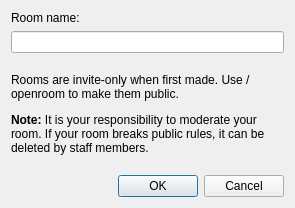
Above: code/flist_messenger/ui/makeroomdialog.ui from Dhwty/flist-messenger before the change. Below: the same form after it.
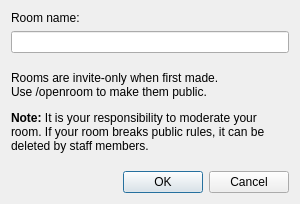
That is the form after the change.

Commit message: Fix the size of the make room dialog.

What changed in the file:
```diff
--- a/code/flist_messenger/ui/makeroomdialog.ui
+++ b/code/flist_messenger/ui/makeroomdialog.ui
@@ -9,16 +9,28 @@
    <rect>
     <x>0</x>
     <y>0</y>
-    <width>295</width>
+    <width>300</width>
     <height>204</height>
    </rect>
   </property>
   <property name="sizePolicy">
-   <sizepolicy hsizetype="Fixed" vsizetype="Fixed">
+   <sizepolicy hsizetype="Ignored" vsizetype="Ignored">
     <horstretch>0</horstretch>
     <verstretch>0</verstretch>
    </sizepolicy>
   </property>
+  <property name="minimumSize">
+   <size>
+    <width>300</width>
+    <height>204</height>
+   </size>
+  </property>
+  <property name="maximumSize">
+   <size>
+    <width>300</width>
+    <height>204</height>
+   </size>
+  </property>
   <property name="windowTitle">
    <string>Make Private Room</string>
   </property>
@@ -57,7 +69,7 @@
       </sizepolicy>
      </property>
      <property name="text">
-      <string>&lt;html&gt;&lt;head/&gt;&lt;body&gt;&lt;p&gt;Rooms are invite-only when first made. Use &lt;span style=&quot; font-family:'monospace';&quot;&gt;/openroom&lt;/span&gt; to make them public.&lt;/p&gt;&lt;p&gt;&lt;span style=&quot; font-weight:600;&quot;&gt;Note:&lt;/span&gt; It is your responsibility to moderate your room. If your room breaks public rules, it can be deleted by staff members.&lt;/p&gt;&lt;/body&gt;&lt;/html&gt;</string>
+      <string>&lt;html&gt;&lt;head/&gt;&lt;body&gt;&lt;p&gt;Rooms are invite-only when first made.&lt;br/&gt;Use &lt;span style=&quot; font-family:'monospace';&quot;&gt;/openroom&lt;/span&gt; to make them public.&lt;/p&gt;&lt;p&gt;&lt;span style=&quot; font-weight:600;&quot;&gt;Note:&lt;/span&gt; It is your responsibility to moderate your room. If your room breaks public rules, it can be deleted by staff members.&lt;/p&gt;&lt;/body&gt;&lt;/html&gt;</string>
      </property>
      <property name="wordWrap">
       <bool>true</bool>
```
